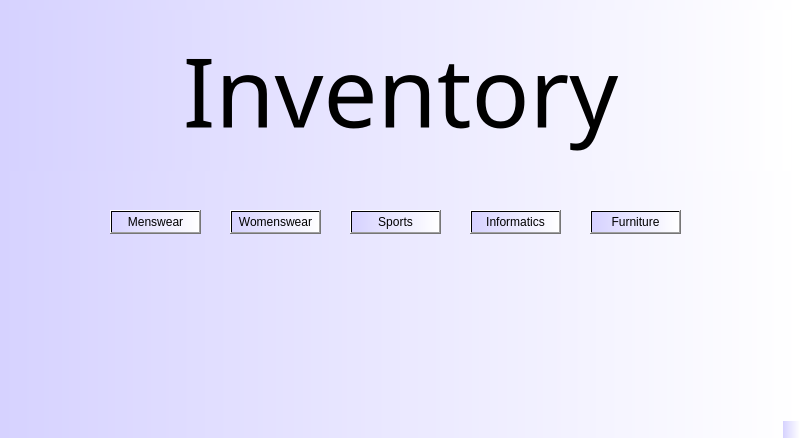
This is mainwindow.ui in elb-bme/AFKHF as Qt 5 draws it before an edit. The edited form follows.
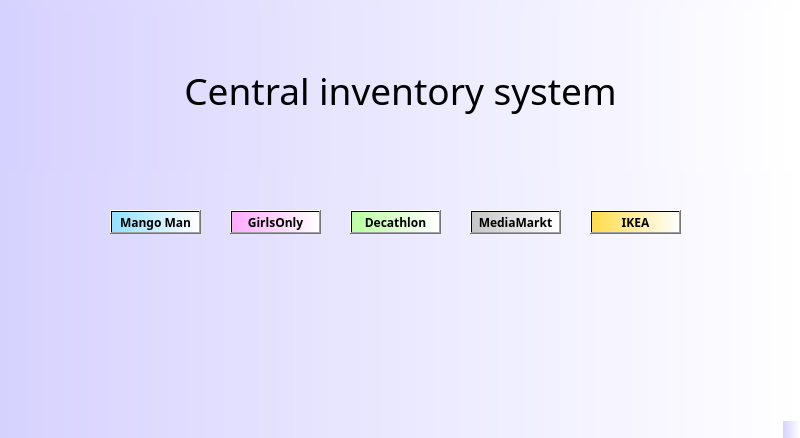
This is the edited form.

```diff
--- a/mainwindow.ui
+++ b/mainwindow.ui
@@ -26,8 +26,17 @@
       <height>24</height>
      </rect>
     </property>
+    <property name="font">
+     <font>
+      <family>Bahnschrift SemiBold</family>
+      <bold>true</bold>
+     </font>
+    </property>
+    <property name="styleSheet">
+     <string notr="true">background-color: qlineargradient(spread:reflect, x1:0, y1:0, x2:1, y2:0, stop:0 rgba(144, 225, 255, 255), stop:1 rgba(255, 255, 255, 255));</string>
+    </property>
     <property name="text">
-     <string>Menswear</string>
+     <string>Mango Man</string>
     </property>
    </widget>
    <widget class="QPushButton" name="infoButton">
@@ -39,8 +48,17 @@
       <height>24</height>
      </rect>
     </property>
+    <property name="font">
+     <font>
+      <family>Bahnschrift SemiBold</family>
+      <bold>true</bold>
+     </font>
+    </property>
+    <property name="styleSheet">
+     <string notr="true">background-color: qlineargradient(spread:reflect, x1:0, y1:0, x2:1, y2:0, stop:0 rgba(197, 197, 197, 255), stop:1 rgba(255, 255, 255, 255));</string>
+    </property>
     <property name="text">
-     <string>Informatics</string>
+     <string>MediaMarkt</string>
     </property>
    </widget>
    <widget class="QPushButton" name="furButton">
@@ -52,8 +70,17 @@
       <height>24</height>
      </rect>
     </property>
+    <property name="font">
+     <font>
+      <family>Bahnschrift SemiBold</family>
+      <bold>true</bold>
+     </font>
+    </property>
+    <property name="styleSheet">
+     <string notr="true">background-color: qlineargradient(spread:reflect, x1:0, y1:0, x2:1, y2:0, stop:0 rgba(255, 219, 73, 255), stop:1 rgba(255, 255, 255, 255));</string>
+    </property>
     <property name="text">
-     <string>Furniture</string>
+     <string>IKEA</string>
     </property>
    </widget>
    <widget class="QPushButton" name="woButton">
@@ -65,8 +92,17 @@
       <height>24</height>
      </rect>
     </property>
+    <property name="font">
+     <font>
+      <family>Bahnschrift SemiBold</family>
+      <bold>true</bold>
+     </font>
+    </property>
+    <property name="styleSheet">
+     <string notr="true">background-color: qlineargradient(spread:reflect, x1:0, y1:0, x2:1, y2:0, stop:0 rgba(255, 170, 255, 255), stop:1 rgba(255, 255, 255, 255));</string>
+    </property>
     <property name="text">
-     <string>Womenswear</string>
+     <string>GirlsOnly</string>
     </property>
    </widget>
    <widget class="QLabel" name="label">
@@ -80,15 +116,16 @@
     </property>
     <property name="font">
      <font>
-      <family>OCR A Extended</family>
-      <pointsize>72</pointsize>
+      <family>Engravers MT</family>
+      <pointsize>28</pointsize>
+      <italic>false</italic>
      </font>
     </property>
     <property name="styleSheet">
      <string notr="true">border-color: rgb(255, 255, 255);</string>
     </property>
     <property name="text">
-     <string>Inventory</string>
+     <string>Central inventory system</string>
     </property>
     <property name="alignment">
      <set>Qt::AlignCenter</set>
@@ -103,8 +140,17 @@
       <height>24</height>
      </rect>
     </property>
+    <property name="font">
+     <font>
+      <family>Bahnschrift SemiBold</family>
+      <bold>true</bold>
+     </font>
+    </property>
+    <property name="styleSheet">
+     <string notr="true">background-color: qlineargradient(spread:reflect, x1:0, y1:0, x2:1, y2:0, stop:0 rgba(185, 255, 160, 255), stop:1 rgba(255, 255, 255, 255));</string>
+    </property>
     <property name="text">
-     <string>Sports</string>
+     <string>Decathlon</string>
     </property>
    </widget>
   </widget>
```
